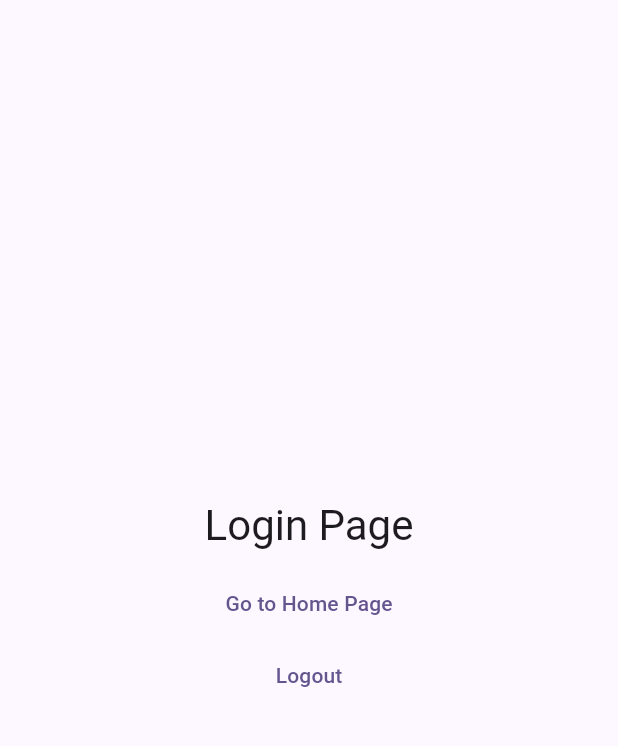
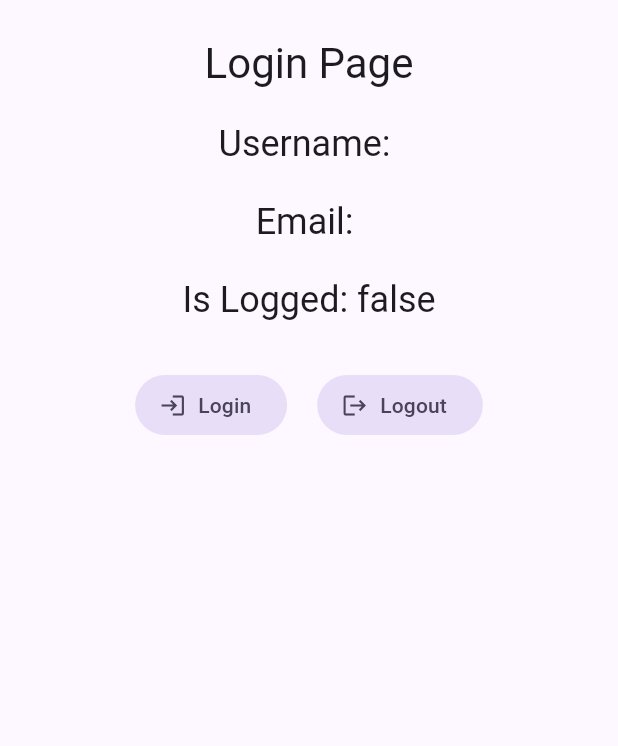
Before and after one commit to thomascristofaro/thesis-client, a Flutter app: the screen it shows after launch, after a tap on "Logout", on a phone screen of 412 x 824 dp, the part 63-809 px from its top. Run offline on Flutter 3.47's test engine with Material 2 defaults, Android fonts, the phone set to English and light mode, and no system bars; our stand-ins replace data_table_2, fl_chart, go_router, jwt_decoder, shared_preferences; missing offline and left inert: flutter_web_auth, oauth2, window_to_front; accounts and stored records are empty.

Commit message:
modifiche login

```diff
--- a/lib/controller/login_controller.dart
+++ b/lib/controller/login_controller.dart
@@ -151,5 +151,6 @@ class LoginController extends ChangeNotifier {
 
     await _callExternalUrl(Uri.parse('$endpoint/logout?client_id=$identifier'
         '&logout_uri=${redirectUrl.toString()}'));
+    notifyListeners();
   }
 }
--- a/lib/main.dart
+++ b/lib/main.dart
@@ -40,13 +40,17 @@ class _AppState extends State<App> {
                 GoRoute(
                   name: 'login',
                   path: "/login",
-                  builder: (context, state) => const PageLogin(),
+                  // builder: (context, state) => const PageLogin(),
+                  pageBuilder: (context, state) => NoTransitionPage<void>(
+                    key: UniqueKey(),
+                    child: const PageLogin(),
+                  ),
                 ),
-                GoRoute(
-                  name: 'user',
-                  path: "/user",
-                  builder: (context, state) => const PageLogin(),
-                ),
+                // GoRoute(
+                //   name: 'user',
+                //   path: "/user",
+                //   builder: (context, state) => const PageLogin(),
+                // ),
                 GoRoute(
                     name: 'page',
                     path: "/page/:pageId",
@@ -68,6 +72,7 @@ class _AppState extends State<App> {
   }
 
   // da capire come gestire il login all'apertura dell'applicazione
+  // mettere il file html per quello web
 
   @override
   Widget build(BuildContext context) {
--- a/lib/pages/navigation.dart
+++ b/lib/pages/navigation.dart
@@ -9,11 +9,13 @@ import 'package:thesis_client/controller/record.dart';
 import 'package:thesis_client/controller/utility.dart';
 
 import 'package:thesis_client/widgets/brightness_button.dart';
+import 'package:thesis_client/widgets/error_indicator.dart';
 import 'package:thesis_client/widgets/future_progress.dart';
 import 'package:thesis_client/widgets/material_3_button.dart';
 import 'package:thesis_client/widgets/color_seed_button.dart';
 
 import 'package:thesis_client/constants.dart';
+import 'package:thesis_client/widgets/progress.dart';
 
 class Navigation extends StatefulWidget {
   const Navigation({
@@ -30,7 +32,7 @@ class Navigation extends StatefulWidget {
 }
 
 class _NavigationState extends State<Navigation> {
-  // final GlobalKey<ScaffoldState> scaffoldKey = GlobalKey<ScaffoldState>();
+  final GlobalKey<ScaffoldState> scaffoldKey = GlobalKey<ScaffoldState>();
   bool showSmallSizeLayout = true;
   bool showMediumSizeLayout = false;
   bool showLargeSizeLayout = false;
@@ -52,7 +54,9 @@ class _NavigationState extends State<Navigation> {
 
   void handleLogin() {
     setState(() {
-      toHomePage = true;
+      if (LoginController().isLogged()) {
+        toHomePage = true;
+      }
       futureRecords = getList();
     });
   }
@@ -97,7 +101,7 @@ class _NavigationState extends State<Navigation> {
       context.pop();
     }
     if (pageSelected == 0) {
-      context.goNamed('user');
+      context.goNamed(navigationList.elementAt(pageSelected).pageId);
     } else {
       Utility.goPage(context,
           navigationList.where((e) => e.show).elementAt(pageSelected).pageId);
@@ -208,7 +212,7 @@ class _NavigationState extends State<Navigation> {
         : 'User';
     navigationList.clear();
     navigationList.add(NavigationModel(
-        pageId: 'user',
+        pageId: 'login',
         caption: user,
         tooltip: user,
         icon: 0xf27b,
@@ -224,31 +228,40 @@ class _NavigationState extends State<Navigation> {
         .toList());
   }
 
+  Widget buildNavigationBody(List<Record> records, Widget child) {
+    buildNavigationList(records);
+    return Row(
+      children: <Widget>[
+        if (!showSmallSizeLayout) buildScrollNavigationRail(),
+        if (!showSmallSizeLayout) const VerticalDivider(thickness: 1, width: 1),
+        // This is the main content.
+        Expanded(
+          child: child,
+        ),
+      ],
+    );
+  }
+
   @override
   Widget build(BuildContext context) {
     return Scaffold(
-      // key: scaffoldKey,
+      key: scaffoldKey,
       appBar: buildAppBar(),
       body: FutureProgress<List<Record>>(
           future: futureRecords,
           builder: (List<Record> records) {
-            buildNavigationList(records);
             if (toHomePage) {
               toHomePage = false;
               WidgetsBinding.instance
                   .addPostFrameCallback((_) => handlePageChanged(1));
             }
-            return Row(
-              children: <Widget>[
-                if (!showSmallSizeLayout) buildScrollNavigationRail(),
-                if (!showSmallSizeLayout)
-                  const VerticalDivider(thickness: 1, width: 1),
-                // This is the main content.
-                Expanded(
-                  child: widget.child,
-                ),
-              ],
-            );
+            return buildNavigationBody(records, widget.child);
+          },
+          builderOnProgress: () {
+            return buildNavigationBody([], const Progress());
+          },
+          builderOnError: (error) {
+            return buildNavigationBody([], ErrorIndicator(error: error));
           }),
       drawer: showSmallSizeLayout ? buildNavigationDrawer() : null,
     );
--- a/lib/pages/page_login.dart
+++ b/lib/pages/page_login.dart
@@ -1,8 +1,9 @@
 import 'package:flutter/material.dart';
+import 'package:thesis_client/constants.dart';
 import 'package:thesis_client/controller/login_controller.dart';
-import 'package:thesis_client/controller/utility.dart';
 import 'package:thesis_client/widgets/title_text.dart';
 
+// se rimane così può diventare stateless
 class PageLogin extends StatefulWidget {
   const PageLogin({super.key});
 
@@ -11,39 +12,47 @@ class PageLogin extends StatefulWidget {
 }
 
 class _PageLoginState extends State<PageLogin> {
-  // void loginButtonPressed() async {
-  //   try {
-  //     await LoginController().login();
-  //     // Utility.showSnackBar(context, 'Logged');
-  //     // Utility.goPage(context, 'home');
-  //   } catch (e) {
-  //     Utility.showSnackBar(context, e.toString());
-  //   }
-  // }
-
-  @override
-  void initState() {
-    super.initState();
-    // WidgetsBinding.instance.addPostFrameCallback((_) async =>
-    //     await LoginController().loginOnlyStorage()
-    //         ? Utility.goPage(context, 'home')
-    //         : null);
+  Widget textSubTitle(String name) {
+    return Padding(
+      padding: const EdgeInsets.all(smallSpacing),
+      child: Text(name, style: Theme.of(context).textTheme.headlineSmall),
+    );
   }
 
   @override
   Widget build(BuildContext context) {
     return Row(mainAxisAlignment: MainAxisAlignment.center, children: [
       Column(
-        mainAxisAlignment: MainAxisAlignment.center,
+        mainAxisAlignment: MainAxisAlignment.start,
         children: [
           const TitleText(name: 'Login Page'),
-          TextButton(
-            onPressed: () => LoginController().login(),
-            child: const Text("Go to Home Page"),
-          ),
-          TextButton(
-            onPressed: () => LoginController().logout(),
-            child: const Text("Logout"),
+          textSubTitle('Username: ${LoginController().user!.username}'),
+          textSubTitle('Email: ${LoginController().user!.email}'),
+          textSubTitle('Is Logged: ${LoginController().isLogged()}'),
+          Padding(
+            padding: const EdgeInsets.all(smallSpacing),
+            child: Row(
+              mainAxisAlignment: MainAxisAlignment.center,
+              children: [
+                Padding(
+                  padding: const EdgeInsets.all(smallSpacing),
+                  child: FilledButton.tonalIcon(
+                    label: const Text('Login'),
+                    icon: const Icon(Icons.login),
+                    onPressed: () => LoginController().login(),
+                  ),
+                ),
+                Padding(
+                  padding: const EdgeInsets.all(smallSpacing),
+                  child: FilledButton.tonalIcon(
+                      label: const Text('Logout'),
+                      icon: const Icon(Icons.logout),
+                      onPressed: () => setState(() {
+                            LoginController().logout();
+                          })),
+                ),
+              ],
+            ),
           ),
         ],
       ),
--- a/lib/widgets/future_progress.dart
+++ b/lib/widgets/future_progress.dart
@@ -5,11 +5,15 @@ import 'package:thesis_client/widgets/progress.dart';
 class FutureProgress<T> extends StatelessWidget {
   final Future<T>? future;
   final Widget Function(T data) builder;
+  final Widget Function(String error)? builderOnError;
+  final Widget Function()? builderOnProgress;
 
   const FutureProgress({
     super.key,
     this.future,
     required this.builder,
+    this.builderOnProgress,
+    this.builderOnError,
   });
 
   @override
@@ -20,8 +24,14 @@ class FutureProgress<T> extends StatelessWidget {
           if (snapshot.hasData) {
             return builder(snapshot.data as T);
           } else if (snapshot.hasError) {
+            if (builderOnError != null) {
+              return builderOnError!(snapshot.error.toString());
+            }
             return ErrorIndicator(error: snapshot.error.toString());
           } else {
+            if (builderOnProgress != null) {
+              return builderOnProgress!();
+            }
             return const Progress();
           }
         });
```
